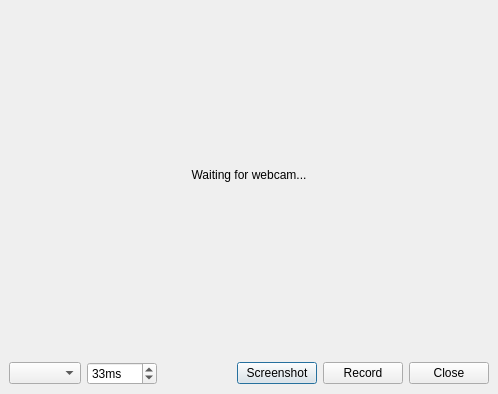
Above: webcamdialog.ui from Spark-NF/face-detector before the change. Below: the same form after it.
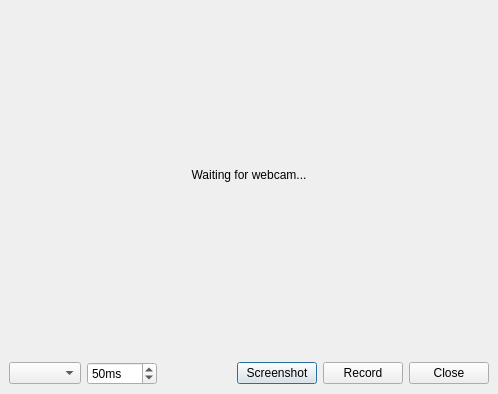
That is the form after the change. Icons and pictures are not drawn.

```diff
--- a/webcamdialog.ui
+++ b/webcamdialog.ui
@@ -62,11 +62,14 @@
        <property name="suffix">
         <string>ms</string>
        </property>
+       <property name="minimum">
+        <number>1</number>
+       </property>
        <property name="maximum">
         <number>5000</number>
        </property>
        <property name="value">
-        <number>33</number>
+        <number>50</number>
        </property>
       </widget>
      </item>
```
